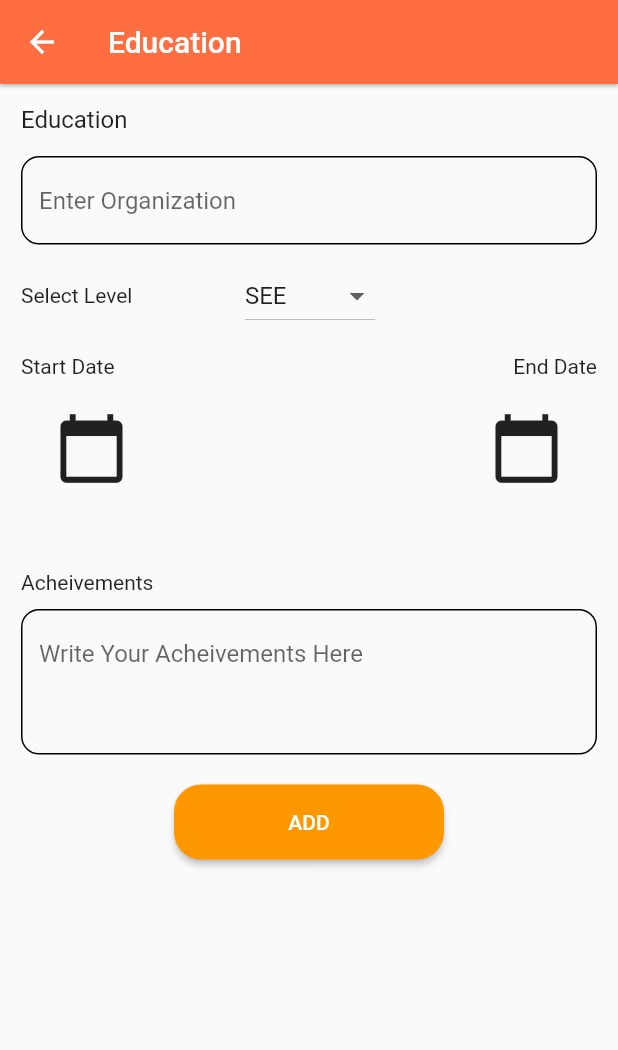
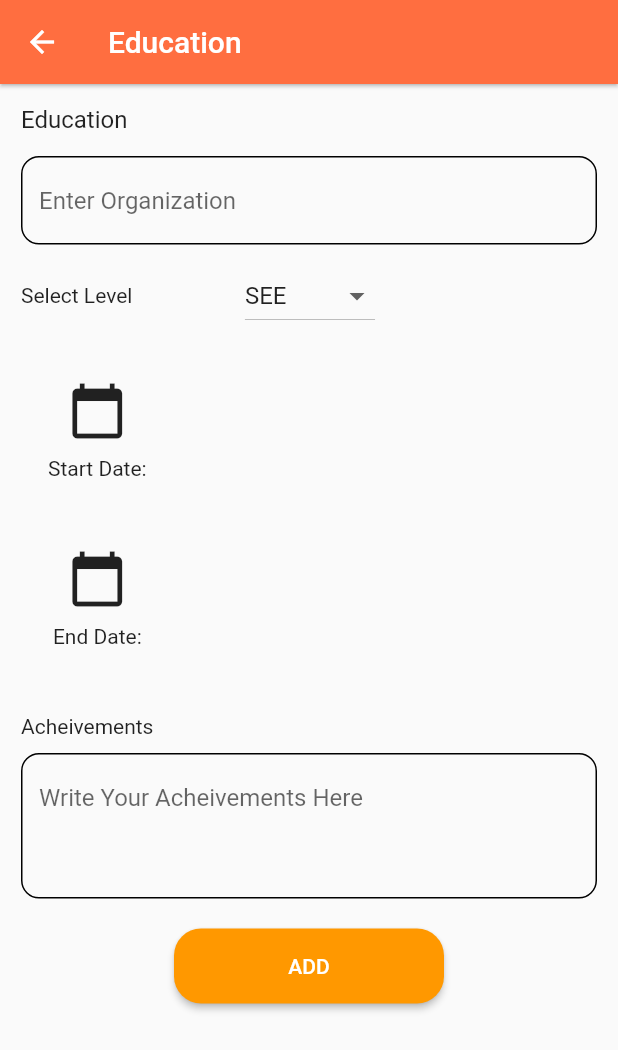
Before and after one commit to Yazoo555/-flutter_intern, a Flutter app: the AddEducation screen opened directly, on a phone screen of 412 x 824 dp. Shown: the top 1050 px of the screen. Run offline on Flutter 3.47's test engine with Material 2 defaults, Android fonts, the phone set to English and light mode, and no system bars; our stand-ins replace shared_preferences; accounts and stored records are empty.

Commit message:
Eigth Commit --> 0000000000

```diff
--- a/lib/day_6/cv_page.dart
+++ b/lib/day_6/cv_page.dart
@@ -402,8 +402,8 @@ class _CvPageState extends State<CvPage> {
 
                 ElevatedButton(
                   style: ElevatedButton.styleFrom(
-                      backgroundColor: Colors.black,
-                      fixedSize: Size(200, 45),
+                      backgroundColor: Colors.green.shade500,
+                      fixedSize: Size(150, 45),
                       shape: RoundedRectangleBorder(
                         borderRadius: BorderRadius.circular(18.0),
                       )),
--- a/lib/day_6/education/add_edu.dart
+++ b/lib/day_6/education/add_edu.dart
@@ -117,23 +117,14 @@ class _AddEducationState extends State<AddEducation> {
                     SizedBox(
                       height: 15,
                     ),
-                    Row(
-                      children: [
-                        Text("Start Date"),
-                        Spacer(
-                          flex: 2,
-                        ),
-                        Text("End Date"),
-                      ],
-                    ),
                     Padding(
-                      padding: const EdgeInsets.all(22.0),
-                      child: Row(
+                      padding: const EdgeInsets.all(18.0),
+                      child: Column(
                         children: [
                           GestureDetector(
                             child: Icon(
                               Icons.calendar_today,
-                              size: 50,
+                              size: 40,
                             ),
                             onTap: () async {
                               DateTime? pickedDate = await showDatePicker(
@@ -152,13 +143,18 @@ class _AddEducationState extends State<AddEducation> {
                               );
                             },
                           ),
-                          Spacer(
-                            flex: 2,
+                          SizedBox(
+                            height: 10,
+                          ),
+                          Text("Start Date:"),
+                          Text(_eStartDate),
+                          SizedBox(
+                            height: 30,
                           ),
                           GestureDetector(
                             child: Icon(
                               Icons.calendar_today,
-                              size: 50,
+                              size: 40,
                             ),
                             onTap: () async {
                               DateTime? endDatePicked = await showDatePicker(
@@ -175,17 +171,10 @@ class _AddEducationState extends State<AddEducation> {
                               });
                             },
                           ),
-                        ],
-                      ),
-                    ),
-                    Padding(
-                      padding: const EdgeInsets.all(4.0),
-                      child: Row(
-                        children: [
-                          Text(_eStartDate),
-                          Spacer(
-                            flex: 2,
+                          SizedBox(
+                            height: 10,
                           ),
+                          Text("End Date:"),
                           Text(_eEndDate),
                         ],
                       ),
```
Also changed, not shown: lib/Svd_data.dart (+39 -20 lines), lib/day_6/project/add_proj.dart (+17 -19 lines), lib/day_6/workExperience/add_experience.dart (+20 -23 lines).
